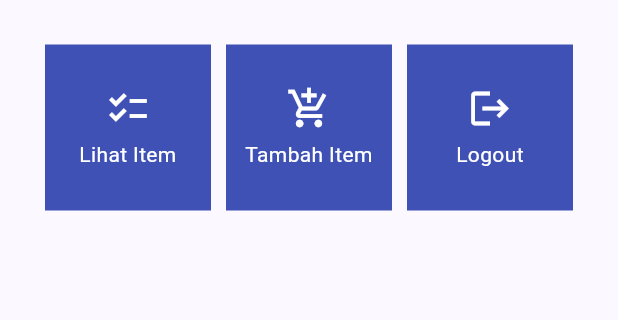
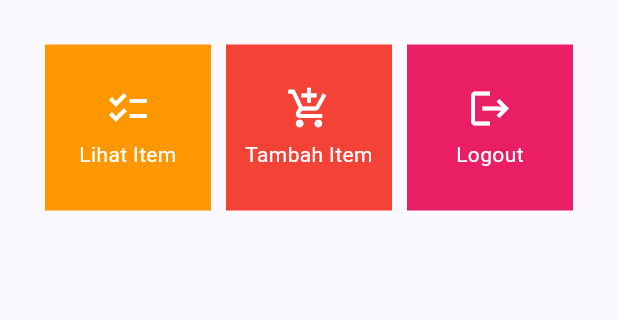
Before and after one commit to bryanjeshua/jeshuamart-flutter, a Flutter app: the screen it shows after launch, on a phone screen of 412 x 824 dp, the part 179-499 px from its top. Run offline on Flutter 3.47's test engine with Material 2 defaults, Android fonts, the phone set to English and light mode, and no system bars.

Commit message:
TUGAS 7 BONUS

```diff
--- a/jeshuamart/lib/menu.dart
+++ b/jeshuamart/lib/menu.dart
@@ -3,9 +3,9 @@ import 'package:flutter/material.dart';
 class MyHomePage extends StatelessWidget {
   MyHomePage({Key? key}) : super(key: key);
   final List<ShopItem> items = [
-    ShopItem("Lihat Item", Icons.checklist),
-    ShopItem("Tambah Item", Icons.add_shopping_cart),
-    ShopItem("Logout", Icons.logout),
+    ShopItem("Lihat Item", Icons.checklist, Colors.orange),
+    ShopItem("Tambah Item", Icons.add_shopping_cart, Colors.red),
+    ShopItem("Logout", Icons.logout, Colors.pink),
   ];
   @override
   Widget build(BuildContext context) {
@@ -61,8 +61,8 @@ class MyHomePage extends StatelessWidget {
 class ShopItem {
   final String name;
   final IconData icon;
-
-  ShopItem(this.name, this.icon);
+  final Color warna;
+  ShopItem(this.name, this.icon, this.warna);
 }
 
 class ShopCard extends StatelessWidget {
@@ -73,7 +73,7 @@ class ShopCard extends StatelessWidget {
   @override
   Widget build(BuildContext context) {
     return Material(
-      color: Colors.indigo,
+      color: item.warna,
       child: InkWell(
         // Area responsive terhadap sentuhan
         onTap: () {
```
